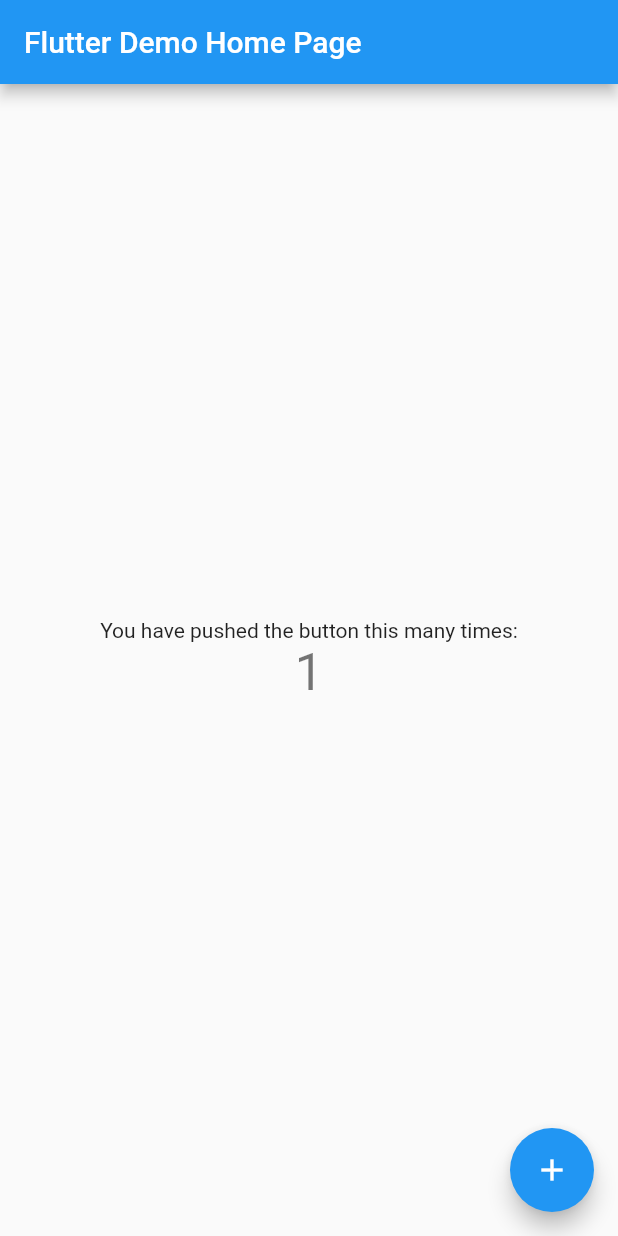
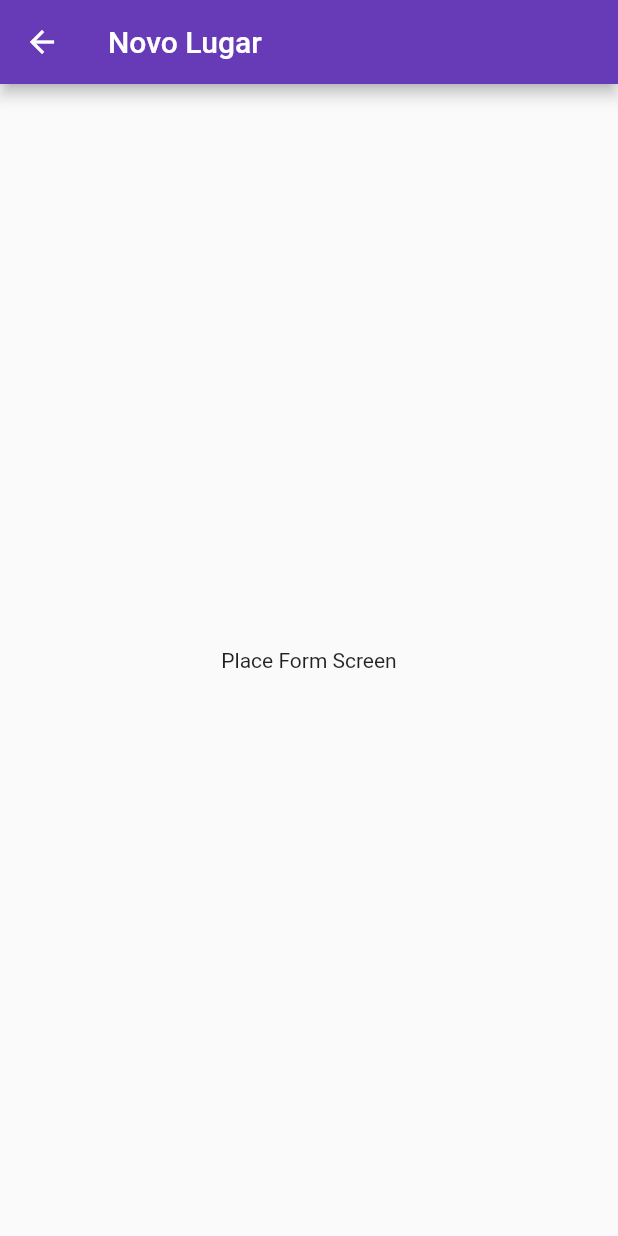
Before and after one commit to joaoffnogueira/purple_places, a Flutter app: the screen it shows after launch, after a tap on the "add" icon, on a phone screen of 412 x 824 dp. Run offline on Flutter 3.47's test engine with Material 2 defaults, Android fonts, the phone set to English and light mode, and no system bars.

Commit message:
Create first screens and routes

```diff
--- a/lib/main.dart
+++ b/lib/main.dart
@@ -1,4 +1,7 @@
 import 'package:flutter/material.dart';
+import 'package:purple_places/screens/place_form_screen.dart';
+import 'package:purple_places/screens/places_list_screen.dart';
+import 'package:purple_places/utils/app_routes.dart';
 
 void main() {
   runApp(const MyApp());
@@ -7,109 +10,17 @@
 class MyApp extends StatelessWidget {
   const MyApp({Key? key}) : super(key: key);
 
-  // This widget is the root of your application.
   @override
   Widget build(BuildContext context) {
     return MaterialApp(
-      title: 'Flutter Demo',
+      title: 'Purple Places',
       theme: ThemeData(
-        // This is the theme of your application.
-        //
-        // Try running your application with "flutter run". You'll see the
-        // application has a blue toolbar. Then, without quitting the app, try
-        // changing the primarySwatch below to Colors.green and then invoke
-        // "hot reload" (press "r" in the console where you ran "flutter run",
-        // or simply save your changes to "hot reload" in a Flutter IDE).
-        // Notice that the counter didn't reset back to zero; the application
-        // is not restarted.
-        primarySwatch: Colors.blue,
+        primarySwatch: Colors.deepPurple,
       ),
-      home: const MyHomePage(title: 'Flutter Demo Home Page'),
+      home: PlacesListScreen(),
+      routes: {
+        AppRoutes.placeForm: (ctx) => PlaceFormScreen(),
+      },
     );
   }
 }
-
-class MyHomePage extends StatefulWidget {
-  const MyHomePage({Key? key, required this.title}) : super(key: key);
-
-  // This widget is the home page of your application. It is stateful, meaning
-  // that it has a State object (defined below) that contains fields that affect
-  // how it looks.
-
-  // This class is the configuration for the state. It holds the values (in this
-  // case the title) provided by the parent (in this case the App widget) and
-  // used by the build method of the State. Fields in a Widget subclass are
-  // always marked "final".
-
-  final String title;
-
-  @override
-  State<MyHomePage> createState() => _MyHomePageState();
-}
-
-class _MyHomePageState extends State<MyHomePage> {
-  int _counter = 0;
-
-  void _incrementCounter() {
-    setState(() {
-      // This call to setState tells the Flutter framework that something has
-      // changed in this State, which causes it to rerun the build method below
-      // so that the display can reflect the updated values. If we changed
-      // _counter without calling setState(), then the build method would not be
-      // called again, and so nothing would appear to happen.
-      _counter++;
-    });
-  }
-
-  @override
-  Widget build(BuildContext context) {
-    // This method is rerun every time setState is called, for instance as done
-    // by the _incrementCounter method above.
-    //
-    // The Flutter framework has been optimized to make rerunning build methods
-    // fast, so that you can just rebuild anything that needs updating rather
-    // than having to individually change instances of widgets.
-    return Scaffold(
-      appBar: AppBar(
-        // Here we take the value from the MyHomePage object that was created by
-        // the App.build method, and use it to set our appbar title.
-        title: Text(widget.title),
-      ),
-      body: Center(
-        // Center is a layout widget. It takes a single child and positions it
-        // in the middle of the parent.
-        child: Column(
-          // Column is also a layout widget. It takes a list of children and
-          // arranges them vertically. By default, it sizes itself to fit its
-          // children horizontally, and tries to be as tall as its parent.
-          //
-          // Invoke "debug painting" (press "p" in the console, choose the
-          // "Toggle Debug Paint" action from the Flutter Inspector in Android
-          // Studio, or the "Toggle Debug Paint" command in Visual Studio Code)
-          // to see the wireframe for each widget.
-          //
-          // Column has various properties to control how it sizes itself and
-          // how it positions its children. Here we use mainAxisAlignment to
-          // center the children vertically; the main axis here is the vertical
-          // axis because Columns are vertical (the cross axis would be
-          // horizontal).
-          mainAxisAlignment: MainAxisAlignment.center,
-          children: <Widget>[
-            const Text(
-              'You have pushed the button this many times:',
-            ),
-            Text(
-              '$_counter',
-              style: Theme.of(context).textTheme.headline4,
-            ),
-          ],
-        ),
-      ),
-      floatingActionButton: FloatingActionButton(
-        onPressed: _incrementCounter,
-        tooltip: 'Increment',
-        child: const Icon(Icons.add),
-      ), // This trailing comma makes auto-formatting nicer for build methods.
-    );
-  }
-}
--- /dev/null
+++ b/lib/screens/place_form_screen.dart
@@ -0,0 +1,22 @@
+import 'package:flutter/material.dart';
+
+class PlaceFormScreen extends StatefulWidget {
+  const PlaceFormScreen({Key? key}) : super(key: key);
+
+  @override
+  State<PlaceFormScreen> createState() => _PlaceFormScreenState();
+}
+
+class _PlaceFormScreenState extends State<PlaceFormScreen> {
+  @override
+  Widget build(BuildContext context) {
+    return Scaffold(
+      appBar: AppBar(
+        title: Text('Novo Lugar'),
+      ),
+      body: Center(
+        child: Text('Place Form Screen'),
+      ),
+    );
+  }
+}
--- /dev/null
+++ b/lib/screens/places_list_screen.dart
@@ -0,0 +1,26 @@
+import 'package:flutter/material.dart';
+import 'package:purple_places/utils/app_routes.dart';
+
+class PlacesListScreen extends StatelessWidget {
+  const PlacesListScreen({Key? key}) : super(key: key);
+
+  @override
+  Widget build(BuildContext context) {
+    return Scaffold(
+      appBar: AppBar(
+        title: Text('Purple Places'),
+        actions: [
+          IconButton(
+            icon: Icon(Icons.add),
+            onPressed: () {
+              Navigator.of(context).pushNamed(AppRoutes.placeForm);
+            },
+          ),
+        ],
+      ),
+      body: Center(
+        child: Text('Places List Screen'),
+      ),
+    );
+  }
+}
--- /dev/null
+++ b/lib/utils/app_routes.dart
@@ -0,0 +1,3 @@
+class AppRoutes {
+  static const String placeForm = '/place-form';
+}
```
